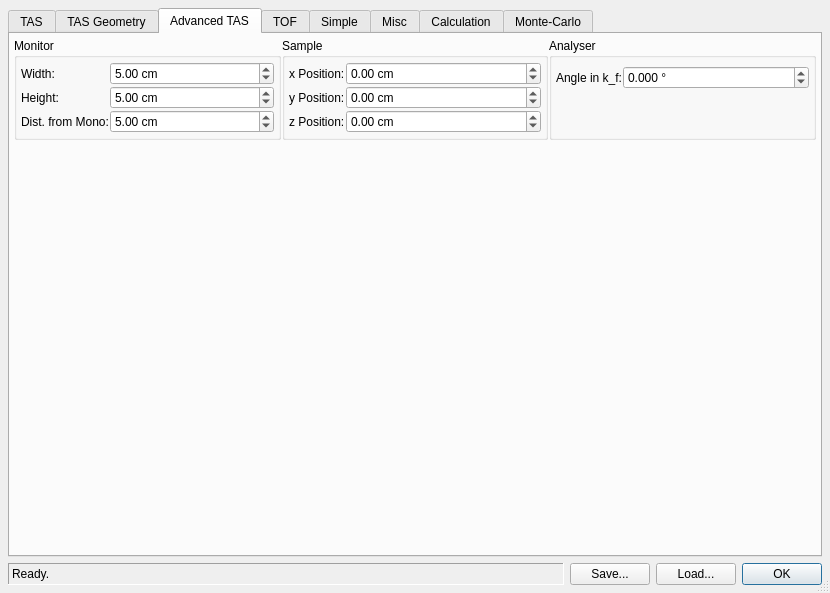
Before: the Qt Designer form core/ui/reso.ui in ILLGrenoble/takin, drawn with Qt 5.
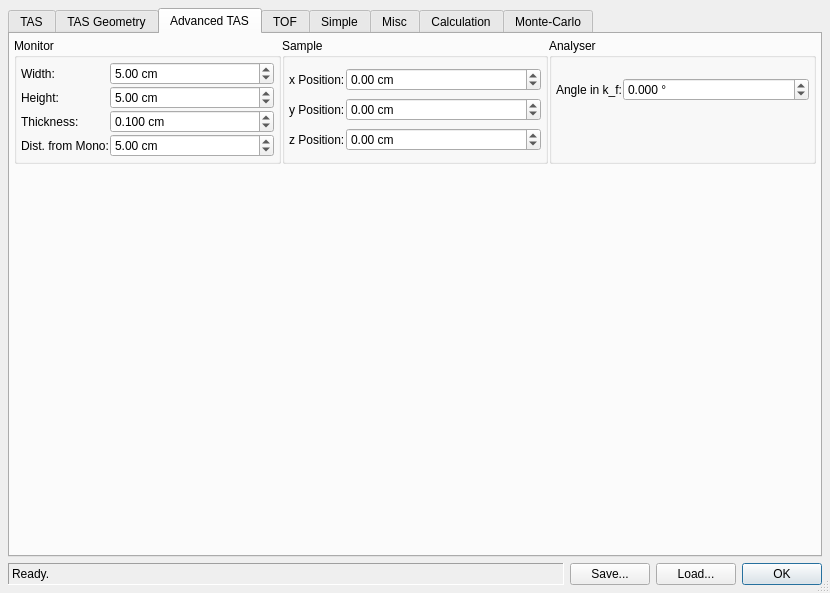
After: the same form once the commit is applied. The open tabs and pages were chosen to show the change.

Commit message: res: testing monitor

The edit to the form file:
```diff
--- a/core/ui/reso.ui
+++ b/core/ui/reso.ui
@@ -2216,6 +2216,38 @@
            </widget>
           </item>
           <item row="3" column="0">
+           <widget class="QLabel" name="label_54q">
+            <property name="sizePolicy">
+             <sizepolicy hsizetype="Fixed" vsizetype="Preferred">
+              <horstretch>0</horstretch>
+              <verstretch>0</verstretch>
+             </sizepolicy>
+            </property>
+            <property name="text">
+             <string>Thickness:</string>
+            </property>
+           </widget>
+          </item>
+          <item row="3" column="1">
+           <widget class="QDoubleSpinBox" name="spinMonitorThick">
+            <property name="suffix">
+             <string> cm</string>
+            </property>
+            <property name="decimals">
+             <number>3</number>
+            </property>
+            <property name="maximum">
+             <double>999.000000000000000</double>
+            </property>
+            <property name="singleStep">
+             <double>0.100000000000000</double>
+            </property>
+            <property name="value">
+             <double>0.100000000000000</double>
+            </property>
+           </widget>
+          </item>
+          <item row="4" column="0">
            <widget class="QLabel" name="label_54m">
             <property name="sizePolicy">
              <sizepolicy hsizetype="Fixed" vsizetype="Preferred">
@@ -2228,7 +2260,7 @@
             </property>
            </widget>
           </item>
-          <item row="3" column="1">
+          <item row="4" column="1">
            <widget class="QDoubleSpinBox" name="spinDistMonoMonitor">
             <property name="suffix">
              <string> cm</string>
```
Left out of the diff: 3 changed lines with no effect on the pictures. The commit also changes 5 other files.
